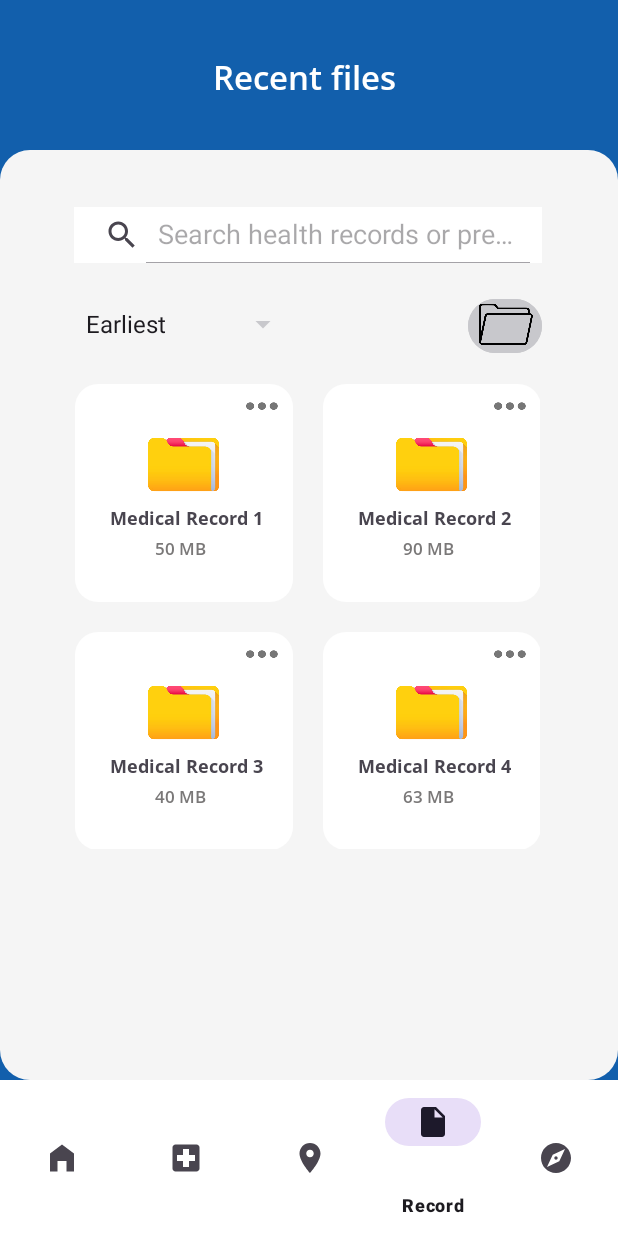
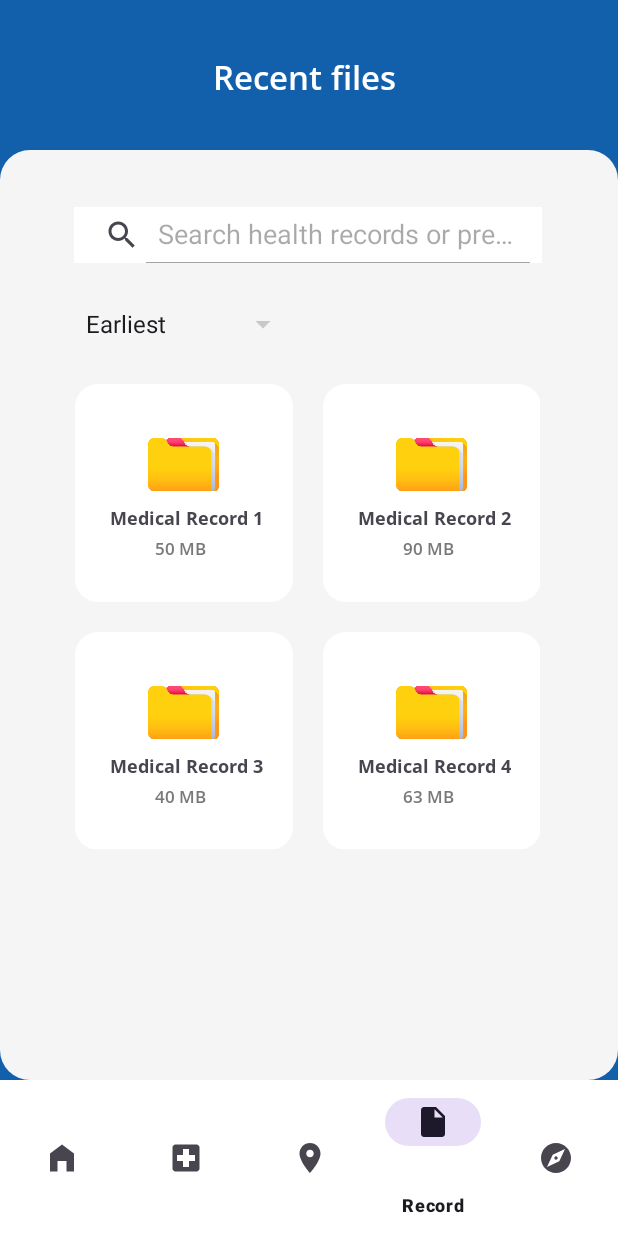
Before and after one commit to zhengwei0409/WIA2007_MAD, an Android app: the screen it shows after launch (MainActivity), item 4 of the bottom bar chosen, on a phone screen of 412 x 824 dp. Run offline under Robolectric (Android 15) with nearby library versions, the phone set to English and light mode, and no system bars.

Commit message:
Update EHR2

```diff
--- a/app/src/main/res/drawable/blue_white_background_two.xml
+++ b/app/src/main/res/drawable/blue_white_background_two.xml
@@ -4,7 +4,7 @@
     <!-- Blue background layer -->
     <item>
         <shape android:shape="rectangle">
-            <solid android:color="#282889" />
+            <solid android:color="#125FAC" />
         </shape>
     </item>
 
--- a/app/src/main/res/layout/fragment_e_h_r_record.xml
+++ b/app/src/main/res/layout/fragment_e_h_r_record.xml
@@ -29,17 +29,6 @@
         android:layout_marginTop="204dp"
         android:entries="@array/spinner_items"
         android:backgroundTint="#C8C8CC"
-        app:layout_constraintStart_toStartOf="parent"
-        app:layout_constraintTop_toTopOf="parent" />
-
-    <Button
-        android:id="@+id/button"
-        android:layout_width="49dp"
-        android:layout_height="44dp"
-        android:layout_marginStart="312dp"
-        android:layout_marginTop="195dp"
-        android:backgroundTint="#C8C8CC"
-        android:foreground="@drawable/fileicon"
         app:layout_constraintStart_toStartOf="parent"
         app:layout_constraintTop_toTopOf="parent" />
 
@@ -84,17 +73,6 @@
                 <androidx.constraintlayout.widget.ConstraintLayout
                     android:layout_width="145dp"
                     android:layout_height="145dp">
-
-                    <Button
-                        android:id="@+id/dots1"
-                        android:layout_width="25dp"
-                        android:layout_height="13dp"
-                        android:backgroundTint="#FFFFFF"
-                        android:foreground="@drawable/threedots"
-                        app:layout_constraintEnd_toEndOf="parent"
-                        app:layout_constraintTop_toTopOf="parent"
-                        android:layout_marginTop="8dp"
-                        android:layout_marginEnd="8dp" />
 
                     <ImageView
                         android:id="@+id/folder1"
@@ -142,17 +120,6 @@
                 <androidx.constraintlayout.widget.ConstraintLayout
                     android:layout_width="145dp"
                     android:layout_height="145dp">
-
-                    <Button
-                        android:id="@+id/dots2"
-                        android:layout_width="25dp"
-                        android:layout_height="13dp"
-                        android:backgroundTint="#FFFFFF"
-                        android:foreground="@drawable/threedots"
-                        app:layout_constraintEnd_toEndOf="parent"
-                        app:layout_constraintTop_toTopOf="parent"
-                        android:layout_marginTop="8dp"
-                        android:layout_marginEnd="8dp" />
 
                     <ImageView
                         android:id="@+id/folder2"
@@ -208,16 +175,6 @@
                 <androidx.constraintlayout.widget.ConstraintLayout
                     android:layout_width="145dp"
                     android:layout_height="145dp">
-                    <Button
-                        android:id="@+id/dots3"
-                        android:layout_width="25dp"
-                        android:layout_height="13dp"
-                        android:backgroundTint="#FFFFFF"
-                        android:foreground="@drawable/threedots"
-                        app:layout_constraintEnd_toEndOf="parent"
-                        app:layout_constraintTop_toTopOf="parent"
-                        android:layout_marginTop="8dp"
-                        android:layout_marginEnd="8dp" />
 
                     <ImageView
                         android:id="@+id/folder3"
@@ -265,16 +222,6 @@
                 <androidx.constraintlayout.widget.ConstraintLayout
                     android:layout_width="145dp"
                     android:layout_height="145dp">
-                    <Button
-                        android:id="@+id/dots4"
-                        android:layout_width="25dp"
-                        android:layout_height="13dp"
-                        android:backgroundTint="#FFFFFF"
-                        android:foreground="@drawable/threedots"
-                        app:layout_constraintEnd_toEndOf="parent"
-                        app:layout_constraintTop_toTopOf="parent"
-                        android:layout_marginTop="8dp"
-                        android:layout_marginEnd="8dp" />
 
                     <ImageView
                         android:id="@+id/folder4"
```
